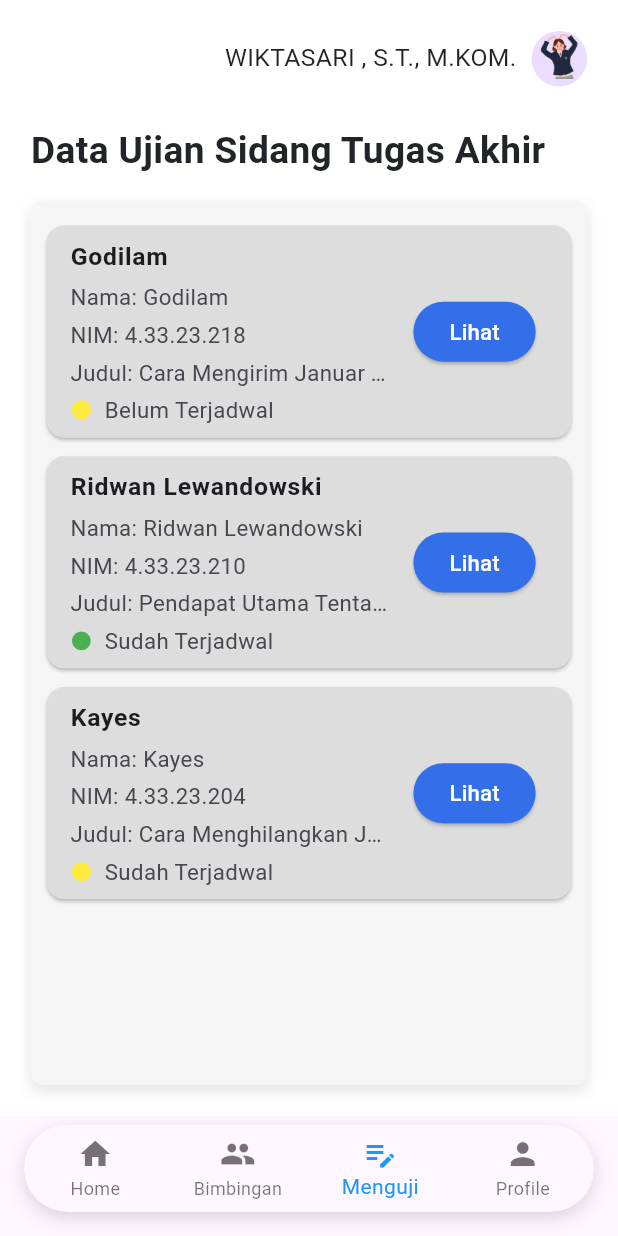
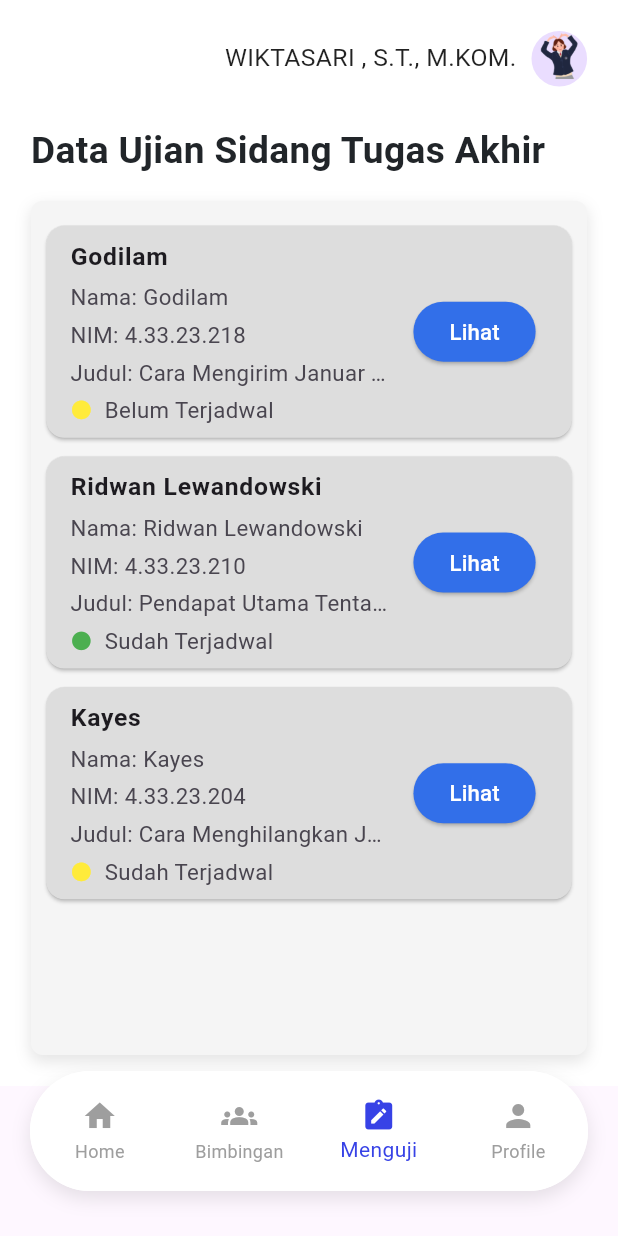
Before and after one commit to DycandX/sitama-polines-mobile, a Flutter app: the HomeScreen screen opened directly, on a phone screen of 412 x 824 dp. Run offline on Flutter 3.47's test engine with Material 3 defaults, Android fonts, the light colour scheme and no system bars; our stand-ins replace file_picker.

Commit message:
mengubah navbar dan menambah routing navigation di home dosen, menguji,daftar sidang

```diff
--- a/lib/modules/05_pembimbingan/buat_bimbingan_screen.dart
+++ b/lib/modules/05_pembimbingan/buat_bimbingan_screen.dart
@@ -71,7 +71,7 @@ class _BuatBimbinganScreenState extends State<BuatBimbinganScreen> {
                               Navigator.pop(context);
                             },
                           ),
-                          const SizedBox(width: 220),
+                          const SizedBox(width: 100),
                           const Text(
                             'Adnan Bima Adhi N',
                             style: TextStyle(
--- a/lib/modules/05_pembimbingan/daftar_bimbingan.dart
+++ b/lib/modules/05_pembimbingan/daftar_bimbingan.dart
@@ -56,7 +56,7 @@ class _DaftarBimbinganScreenState extends State<DaftarBimbinganScreen> {
                             Navigator.pop(context);
                           },
                         ),
-                        const SizedBox(width: 220),
+                        const SizedBox(width: 100),
                         const Text(
                           'Adnan Bima Adhi N',
                           style: TextStyle(
--- a/lib/modules/09_tugas_akhir_dosen/sidang_tugas_akhir/sidang_ta_dosen_screen_pembimbing.dart
+++ b/lib/modules/09_tugas_akhir_dosen/sidang_tugas_akhir/sidang_ta_dosen_screen_pembimbing.dart
@@ -1,4 +1,6 @@
 import 'package:flutter/material.dart';
+import 'package:pbl_sitama/modules/08_home_dosen/home_dosen_screen.dart';
+import 'package:pbl_sitama/modules/09_tugas_akhir_dosen/mahasiswa_bimbingan/mahasiswa_bimbingan.dart';
 import 'detail_screen.dart';
 
 class HomeScreen extends StatefulWidget {
@@ -8,7 +10,41 @@ class HomeScreen extends StatefulWidget {
 }
 
 class _HomeScreenState extends State<HomeScreen> {
-  int _selectedIndex = 2;
+  int selectedIndex = 2;
+  void _onItemTapped(int index) {
+    setState(() {
+      selectedIndex = index;
+    });
+
+    // Navigate to different pages based on the index
+    switch (index) {
+      case 0:
+        Navigator.push(
+          context,
+          MaterialPageRoute(builder: (context) => JadwalSidangPage()),
+        );
+        break;
+      case 1:
+        Navigator.push(
+          context,
+          MaterialPageRoute(builder: (context) => MahasiswaBimbingan()),
+        );
+        break;
+      case 2:
+        Navigator.push(
+          context,
+          MaterialPageRoute(builder: (context) => HomeScreen()),
+        );
+        break;
+      // case 3:
+      //   Navigator.push(
+      //     context,
+      //     MaterialPageRoute(builder: (context) => ProfilePage()),
+      //   );
+      //   break;
+    }
+  }
+
 
   final List<Map<String, dynamic>> dataSidang = [
     {
@@ -61,11 +97,6 @@ class _HomeScreenState extends State<HomeScreen> {
     });
   }
 
-  void _onItemTapped(int index) {
-    setState(() {
-      _selectedIndex = index;
-    });
-  }
 
   @override
   Widget build(BuildContext context) {
@@ -83,8 +114,7 @@ class _HomeScreenState extends State<HomeScreen> {
       body: Stack(
         children: [
           Padding(
-            padding:
-                EdgeInsets.only(bottom: 80), // Space for BottomNavigationBar
+            padding: EdgeInsets.only(bottom: 100), // Space for BottomNavigationBar
             child: Container(
               color: Colors.white,
               padding: EdgeInsets.all(padding),
@@ -104,8 +134,7 @@ class _HomeScreenState extends State<HomeScreen> {
                       const SizedBox(width: 10),
                       CircleAvatar(
                         radius: screenWidth * 0.045,
-                        backgroundImage:
-                            AssetImage('assets/images/welcome_image.png'),
+                        backgroundImage: AssetImage('assets/images/welcome_image.png'),
                       ),
                     ],
                   ),
@@ -139,8 +168,7 @@ class _HomeScreenState extends State<HomeScreen> {
                           final sidang = dataSidang[index];
                           return Card(
                             color: const Color.fromRGBO(221, 221, 221, 1),
-                            margin:
-                                EdgeInsets.symmetric(vertical: padding * 0.3),
+                            margin: EdgeInsets.symmetric(vertical: padding * 0.3),
                             child: ListTile(
                               title: Text(
                                 sidang['name'],
@@ -153,51 +181,41 @@ class _HomeScreenState extends State<HomeScreen> {
                                 crossAxisAlignment: CrossAxisAlignment.start,
                                 children: [
                                   Padding(
-                                    padding: EdgeInsets.only(
-                                        top: screenHeight * 0.005),
+                                    padding: EdgeInsets.only(top: screenHeight * 0.005),
                                     child: Text(
                                       'Nama: ${sidang['name']}',
-                                      style: TextStyle(
-                                          fontSize: fontSizeSubtitle * 0.9),
+                                      style: TextStyle(fontSize: fontSizeSubtitle * 0.9),
                                     ),
                                   ),
                                   Padding(
-                                    padding: EdgeInsets.only(
-                                        top: screenHeight * 0.005),
+                                    padding: EdgeInsets.only(top: screenHeight * 0.005),
                                     child: Text(
                                       'NIM: ${sidang['nim']}',
-                                      style: TextStyle(
-                                          fontSize: fontSizeSubtitle * 0.9),
+                                      style: TextStyle(fontSize: fontSizeSubtitle * 0.9),
                                     ),
                                   ),
                                   Padding(
-                                    padding: EdgeInsets.only(
-                                        top: screenHeight * 0.005),
+                                    padding: EdgeInsets.only(top: screenHeight * 0.005),
                                     child: Text(
                                       'Judul: ${sidang['judulTA']}',
                                       maxLines: 1,
                                       overflow: TextOverflow.ellipsis,
-                                      style: TextStyle(
-                                          fontSize: fontSizeSubtitle * 0.9),
+                                      style: TextStyle(fontSize: fontSizeSubtitle * 0.9),
                                     ),
                                   ),
                                   Padding(
-                                    padding: EdgeInsets.only(
-                                        top: screenHeight * 0.005),
+                                    padding: EdgeInsets.only(top: screenHeight * 0.005),
                                     child: Row(
                                       children: [
                                         Icon(
                                           Icons.circle,
-                                          color: sidang['isTerjadwal']
-                                              ? Colors.green
-                                              : Colors.yellow,
+                                          color: sidang['isTerjadwal'] ? Colors.green : Colors.yellow,
                                           size: fontSizeSubtitle * 0.9,
                                         ),
                                         const SizedBox(width: 8),
                                         Text(
                                           sidang['status'],
-                                          style: TextStyle(
-                                              fontSize: fontSizeSubtitle * 0.9),
+                                          style: TextStyle(fontSize: fontSizeSubtitle * 0.9),
                                         ),
                                       ],
                                     ),
@@ -206,8 +224,7 @@ class _HomeScreenState extends State<HomeScreen> {
                               ),
                               trailing: ElevatedButton(
                                 style: ElevatedButton.styleFrom(
-                                  backgroundColor:
-                                      const Color.fromRGBO(50, 111, 233, 1),
+                                  backgroundColor: const Color.fromRGBO(50, 111, 233, 1),
                                 ),
                                 onPressed: () async {
                                   await Navigator.push(
@@ -220,25 +237,18 @@ class _HomeScreenState extends State<HomeScreen> {
                                         judulTA: sidang['judulTA'],
                                         ruangan: sidang['ruangan'],
                                         sebagai: sidang['sebagai'],
-                                        kedisiplinanBimbingan:
-                                            sidang['kedisiplinanBimbingan'],
-                                        kreativitasPemecahanMasalah: sidang[
-                                            'kreativitasPemecahanMasalah'],
-                                        penguasaanMateri:
-                                            sidang['penguasaanMateri'],
-                                        kelengkapanReferensi:
-                                            sidang['kelengkapanReferensi'],
-                                        onSave: (updatedEntry) =>
-                                            _updateEntry(index, updatedEntry),
+                                        kedisiplinanBimbingan: sidang['kedisiplinanBimbingan'],
+                                        kreativitasPemecahanMasalah: sidang['kreativitasPemecahanMasalah'],
+                                        penguasaanMateri: sidang['penguasaanMateri'],
+                                        kelengkapanReferensi: sidang['kelengkapanReferensi'],
+                                        onSave: (updatedEntry) => _updateEntry(index, updatedEntry),
                                       ),
                                     ),
                                   );
                                 },
                                 child: Text(
                                   'Lihat',
-                                  style: TextStyle(
-                                      color: Colors.white,
-                                      fontSize: fontSizeSubtitle * 0.9),
+                                  style: TextStyle(color: Colors.white, fontSize: fontSizeSubtitle * 0.9),
                                 ),
                               ),
                             ),
@@ -252,36 +262,43 @@ class _HomeScreenState extends State<HomeScreen> {
             ),
           ),
           Positioned(
-            bottom: 16,
-            left: 16,
-            right: 16,
+            left: 20,
+            right: 20,
+            bottom: 30,
             child: Container(
+              height: 80,
               decoration: BoxDecoration(
                 color: Colors.white,
-                borderRadius: BorderRadius.circular(30),
+                borderRadius: BorderRadius.circular(40),
                 boxShadow: [
                   BoxShadow(
-                    color: Colors.black.withOpacity(0.15),
+                    color: Colors.black.withOpacity(0.1),
                     blurRadius: 10,
-                    offset: const Offset(0, 4),
+                    offset: Offset(0, 5),
                   ),
                 ],
               ),
               child: ClipRRect(
-                borderRadius: BorderRadius.circular(30),
+                borderRadius: BorderRadius.circular(40),
                 child: BottomNavigationBar(
+                  backgroundColor: Colors.white,
+                  elevation: 0,
                   type: BottomNavigationBarType.fixed,
-                  items: const <BottomNavigationBarItem>[
+                  currentIndex: selectedIndex,
+                  selectedItemColor: const Color.fromARGB(255, 55, 66, 230),
+                  unselectedItemColor: Colors.grey,
+                  onTap: _onItemTapped,
+                  items: const [
                     BottomNavigationBarItem(
                       icon: Icon(Icons.home),
                       label: 'Home',
                     ),
                     BottomNavigationBarItem(
-                      icon: Icon(Icons.people),
+                      icon: Icon(Icons.groups),
                       label: 'Bimbingan',
                     ),
                     BottomNavigationBarItem(
-                      icon: Icon(Icons.edit_note),
+                      icon: Icon(Icons.note_alt),
                       label: 'Menguji',
                     ),
                     BottomNavigationBarItem(
@@ -289,9 +306,6 @@ class _HomeScreenState extends State<HomeScreen> {
                       label: 'Profile',
                     ),
                   ],
-                  currentIndex: _selectedIndex,
-                  selectedItemColor: Colors.blue,
-                  onTap: _onItemTapped,
                 ),
               ),
             ),
```
Also changed, not shown: lib/main.dart (+17 -11 lines), lib/modules/03_home_mahasiswa/home_mahasiswa_screen.dart (+4 -4 lines), lib/modules/08_home_dosen/home_dosen_screen.dart (+56 -180 lines), lib/modules/09_tugas_akhir_dosen/mahasiswa_bimbingan/mahasiswa_bimbingan.dart (+39 -6 lines), pubspec.yaml (+8 -1 lines), pubspec.lock.
